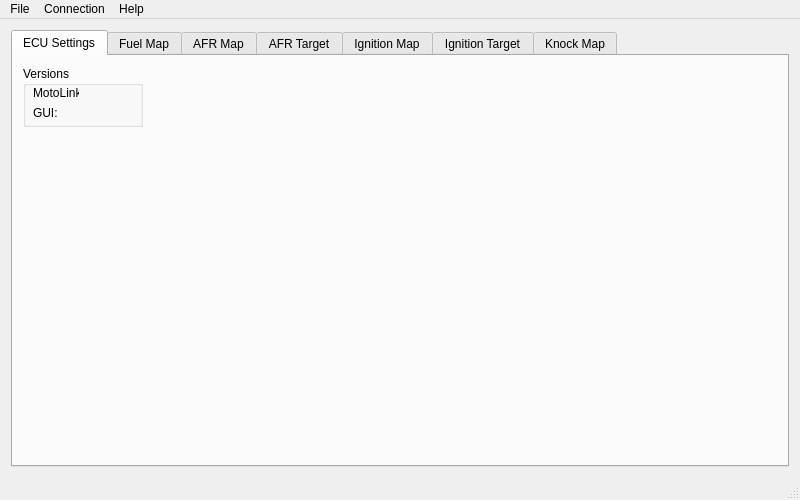
Before: the Qt Designer form GUI/MotoLink/ui/motolink.ui in fpoussin/MotoLink, drawn with Qt 5.
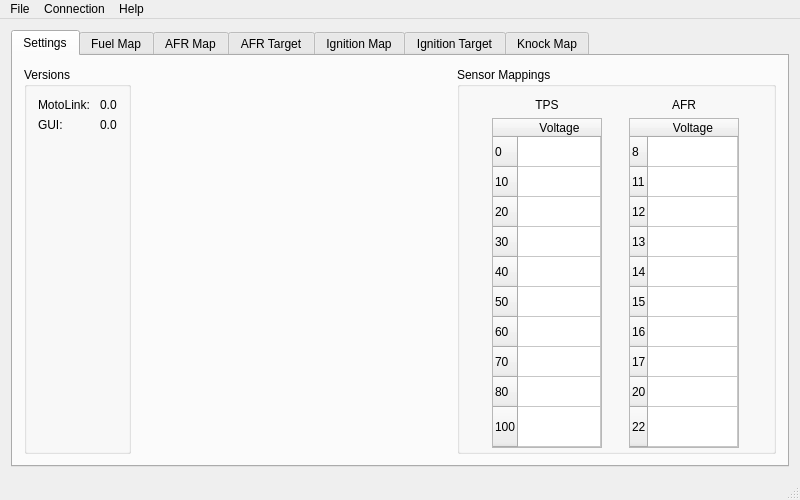
After: the same form once the commit is applied.

What changed in the file:
```diff
--- a/GUI/MotoLink/ui/motolink.ui
+++ b/GUI/MotoLink/ui/motolink.ui
@@ -58,47 +58,420 @@
       </property>
       <widget class="QWidget" name="tab_settings">
        <attribute name="title">
-        <string>ECU Settings</string>
+        <string>Settings</string>
        </attribute>
-       <widget class="QGroupBox" name="groupBox">
-        <property name="geometry">
-         <rect>
-          <x>10</x>
-          <y>10</y>
-          <width>120</width>
-          <height>61</height>
-         </rect>
-        </property>
-        <property name="title">
-         <string>Versions</string>
-        </property>
-        <widget class="QLabel" name="label">
-         <property name="geometry">
-          <rect>
-           <x>10</x>
-           <y>20</y>
-           <width>46</width>
-           <height>13</height>
-          </rect>
-         </property>
-         <property name="text">
-          <string>MotoLink:</string>
-         </property>
-        </widget>
-        <widget class="QLabel" name="label_2">
-         <property name="geometry">
-          <rect>
-           <x>10</x>
-           <y>40</y>
-           <width>46</width>
-           <height>13</height>
-          </rect>
-         </property>
-         <property name="text">
-          <string>GUI:</string>
-         </property>
-        </widget>
-       </widget>
+       <layout class="QGridLayout" name="gridLayout_2">
+        <item row="0" column="0">
+         <widget class="QGroupBox" name="groupBox">
+          <property name="title">
+           <string>Versions</string>
+          </property>
+          <layout class="QGridLayout" name="gridLayout_3">
+           <item row="0" column="0">
+            <widget class="QLabel" name="ltMotolink">
+             <property name="text">
+              <string>MotoLink: </string>
+             </property>
+            </widget>
+           </item>
+           <item row="1" column="0">
+            <widget class="QLabel" name="ltGui">
+             <property name="text">
+              <string>GUI: </string>
+             </property>
+            </widget>
+           </item>
+           <item row="0" column="1">
+            <widget class="QLabel" name="lMotolink">
+             <property name="text">
+              <string>0.0</string>
+             </property>
+            </widget>
+           </item>
+           <item row="1" column="1">
+            <widget class="QLabel" name="lGui">
+             <property name="text">
+              <string>0.0</string>
+             </property>
+            </widget>
+           </item>
+           <item row="2" column="0">
+            <spacer name="verticalSpacer">
+             <property name="orientation">
+              <enum>Qt::Vertical</enum>
+             </property>
+             <property name="sizeHint" stdset="0">
+              <size>
+               <width>20</width>
+               <height>40</height>
+              </size>
+             </property>
+            </spacer>
+           </item>
+          </layout>
+         </widget>
+        </item>
+        <item row="0" column="1">
+         <spacer name="horizontalSpacer">
+          <property name="orientation">
+           <enum>Qt::Horizontal</enum>
+          </property>
+          <property name="sizeHint" stdset="0">
+           <size>
+            <width>40</width>
+            <height>20</height>
+           </size>
+          </property>
+         </spacer>
+        </item>
+        <item row="0" column="2">
+         <widget class="QGroupBox" name="groupBox_2">
+          <property name="title">
+           <string>Sensor Mappings</string>
+          </property>
+          <layout class="QGridLayout" name="gridLayout">
+           <item row="0" column="1">
+            <widget class="QLabel" name="ltAFR">
+             <property name="text">
+              <string>AFR</string>
+             </property>
+             <property name="alignment">
+              <set>Qt::AlignCenter</set>
+             </property>
+            </widget>
+           </item>
+           <item row="1" column="1">
+            <widget class="QTableWidget" name="tableSensorAFR">
+             <property name="minimumSize">
+              <size>
+               <width>0</width>
+               <height>330</height>
+              </size>
+             </property>
+             <property name="maximumSize">
+              <size>
+               <width>110</width>
+               <height>370</height>
+              </size>
+             </property>
+             <attribute name="horizontalHeaderDefaultSectionSize">
+              <number>60</number>
+             </attribute>
+             <attribute name="horizontalHeaderMinimumSectionSize">
+              <number>20</number>
+             </attribute>
+             <attribute name="horizontalHeaderStretchLastSection">
+              <bool>true</bool>
+             </attribute>
+             <attribute name="verticalHeaderDefaultSectionSize">
+              <number>30</number>
+             </attribute>
+             <attribute name="verticalHeaderMinimumSectionSize">
+              <number>30</number>
+             </attribute>
+             <attribute name="verticalHeaderStretchLastSection">
+              <bool>true</bool>
+             </attribute>
+             <row>
+              <property name="text">
+               <string>8</string>
+              </property>
+             </row>
+             <row>
+              <property name="text">
+               <string>11</string>
+              </property>
+             </row>
+             <row>
+              <property name="text">
+               <string>12</string>
+              </property>
+             </row>
+             <row>
+              <property name="text">
+               <string>13</string>
+              </property>
+             </row>
+             <row>
+              <property name="text">
+               <string>14</string>
+              </property>
+             </row>
+             <row>
+              <property name="text">
+               <string>15</string>
+              </property>
+             </row>
+             <row>
+              <property name="text">
+               <string>16</string>
+              </property>
+             </row>
+             <row>
+              <property name="text">
+               <string>17</string>
+              </property>
+             </row>
+             <row>
+              <property name="text">
+               <string>20</string>
+              </property>
+             </row>
+             <row>
+              <property name="text">
+               <string>22</string>
+              </property>
+             </row>
+             <column>
+              <property name="text">
+               <string>Voltage</string>
+              </property>
+             </column>
+             <item row="0" column="0">
+              <property name="text">
+               <string/>
+              </property>
+              <property name="flags">
+               <set>ItemIsSelectable|ItemIsEditable|ItemIsEnabled</set>
+              </property>
+             </item>
+             <item row="1" column="0">
+              <property name="flags">
+               <set>ItemIsSelectable|ItemIsEditable|ItemIsEnabled</set>
+              </property>
+             </item>
+             <item row="2" column="0">
+              <property name="flags">
+               <set>ItemIsSelectable|ItemIsEditable|ItemIsEnabled</set>
+              </property>
+             </item>
+             <item row="3" column="0">
+              <property name="flags">
+               <set>ItemIsSelectable|ItemIsEditable|ItemIsEnabled</set>
+              </property>
+             </item>
+             <item row="4" column="0">
+              <property name="flags">
+               <set>ItemIsSelectable|ItemIsEditable|ItemIsEnabled</set>
+              </property>
+             </item>
+             <item row="5" column="0">
+              <property name="flags">
+               <set>ItemIsSelectable|ItemIsEditable|ItemIsEnabled</set>
+              </property>
+             </item>
+             <item row="6" column="0">
+              <property name="flags">
+               <set>ItemIsSelectable|ItemIsEditable|ItemIsEnabled</set>
+              </property>
+             </item>
+             <item row="7" column="0">
+              <property name="flags">
+               <set>ItemIsSelectable|ItemIsEditable|ItemIsEnabled</set>
+              </property>
+             </item>
+             <item row="8" column="0">
+              <property name="flags">
+               <set>ItemIsSelectable|ItemIsEditable|ItemIsEnabled</set>
+              </property>
+             </item>
+             <item row="9" column="0">
+              <property name="flags">
+               <set>ItemIsSelectable|ItemIsEditable|ItemIsEnabled</set>
+              </property>
+             </item>
+            </widget>
+           </item>
+           <item row="1" column="0">
+            <widget class="QTableWidget" name="tableSensorTPS">
+             <property name="minimumSize">
+              <size>
+               <width>0</width>
+               <height>330</height>
+              </size>
+             </property>
+             <property name="maximumSize">
+              <size>
+               <width>110</width>
+               <height>370</height>
+              </size>
+             </property>
+             <property name="columnCount">
+              <number>1</number>
+             </property>
+             <attribute name="horizontalHeaderVisible">
+              <bool>true</bool>
+             </attribute>
+             <attribute name="horizontalHeaderCascadingSectionResizes">
+              <bool>false</bool>
+             </attribute>
+             <attribute name="horizontalHeaderDefaultSectionSize">
+              <number>60</number>
+             </attribute>
+             <attribute name="horizontalHeaderHighlightSections">
+              <bool>true</bool>
+             </attribute>
+             <attribute name="horizontalHeaderMinimumSectionSize">
+              <number>20</number>
+             </attribute>
+             <attribute name="horizontalHeaderShowSortIndicator" stdset="0">
+              <bool>false</bool>
+             </attribute>
+             <attribute name="horizontalHeaderStretchLastSection">
+              <bool>true</bool>
+             </attribute>
+             <attribute name="verticalHeaderVisible">
+              <bool>true</bool>
+             </attribute>
+             <attribute name="verticalHeaderDefaultSectionSize">
+              <number>30</number>
+             </attribute>
+             <attribute name="verticalHeaderHighlightSections">
+              <bool>true</bool>
+             </attribute>
+             <attribute name="verticalHeaderMinimumSectionSize">
+              <number>30</number>
+             </attribute>
+             <attribute name="verticalHeaderStretchLastSection">
+              <bool>true</bool>
+             </attribute>
+             <row>
+              <property name="text">
+               <string>0</string>
+              </property>
+             </row>
+             <row>
+              <property name="text">
+               <string>10</string>
+              </property>
+             </row>
+             <row>
+              <property name="text">
+               <string>20</string>
+              </property>
+             </row>
+             <row>
+              <property name="text">
+               <string>30</string>
+              </property>
+             </row>
+             <row>
+              <property name="text">
+               <string>40</string>
+              </property>
+             </row>
+             <row>
+              <property name="text">
+               <string>50</string>
+              </property>
+             </row>
+             <row>
+              <property name="text">
+               <string>60</string>
+              </property>
+             </row>
+             <row>
+              <property name="text">
+               <string>70</string>
+              </property>
+             </row>
+             <row>
+              <property name="text">
+               <string>80</string>
+              </property>
+             </row>
+             <row>
+              <property name="text">
+               <string>100</string>
+              </property>
+             </row>
+             <column>
+              <property name="text">
+               <string>Voltage</string>
+              </property>
+              <property name="textAlignment">
+               <set>AlignHCenter|AlignVCenter|AlignCenter</set>
+              </property>
+             </column>
+             <item row="0" column="0">
+              <property name="flags">
+               <set>ItemIsSelectable|ItemIsEditable|ItemIsEnabled</set>
+              </property>
+             </item>
+             <item row="1" column="0">
+              <property name="flags">
+               <set>ItemIsSelectable|ItemIsEditable|ItemIsEnabled</set>
+              </property>
+             </item>
+             <item row="2" column="0">
+              <property name="flags">
+               <set>ItemIsSelectable|ItemIsEnabled</set>
+              </property>
+             </item>
+             <item row="3" column="0">
+              <property name="flags">
+               <set>ItemIsSelectable|ItemIsEditable|ItemIsEnabled</set>
+              </property>
+             </item>
+             <item row="4" column="0">
+              <property name="flags">
+               <set>ItemIsSelectable|ItemIsEditable|ItemIsEnabled</set>
+              </property>
+             </item>
+             <item row="5" column="0">
+              <property name="flags">
+               <set>ItemIsSelectable|ItemIsEditable|ItemIsEnabled</set>
+              </property>
+             </item>
+             <item row="6" column="0">
+              <property name="flags">
+               <set>ItemIsSelectable|ItemIsEditable|ItemIsEnabled</set>
+              </property>
+             </item>
+             <item row="7" column="0">
+              <property name="flags">
+               <set>ItemIsSelectable|ItemIsEditable|ItemIsEnabled</set>
+              </property>
+             </item>
+             <item row="8" column="0">
+              <property name="flags">
+               <set>ItemIsSelectable|ItemIsEditable|ItemIsEnabled</set>
+              </property>
+             </item>
+             <item row="9" column="0">
+              <property name="flags">
+               <set>ItemIsSelectable|ItemIsEditable|ItemIsEnabled</set>
+              </property>
+             </item>
+            </widget>
+           </item>
+           <item row="0" column="0">
+            <widget class="QLabel" name="ltTPS">
+             <property name="text">
+              <string>TPS</string>
+             </property>
+             <property name="alignment">
+              <set>Qt::AlignCenter</set>
+             </property>
+            </widget>
+           </item>
+           <item row="2" column="1">
+            <spacer name="verticalSpacer_2">
+             <property name="orientation">
+              <enum>Qt::Vertical</enum>
+             </property>
+             <property name="sizeHint" stdset="0">
+              <size>
+               <width>20</width>
+               <height>40</height>
+              </size>
+             </property>
+            </spacer>
+           </item>
+          </layout>
+         </widget>
+        </item>
+       </layout>
       </widget>
       <widget class="QWidget" name="tab_fuel">
        <attribute name="title">
```
